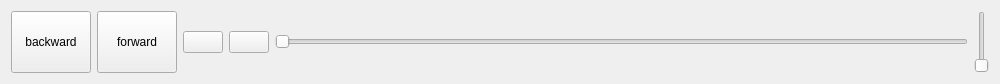
Above: control.ui from lcx-0504/UserInterfaceCoursework before the change. Below: the same form after it.
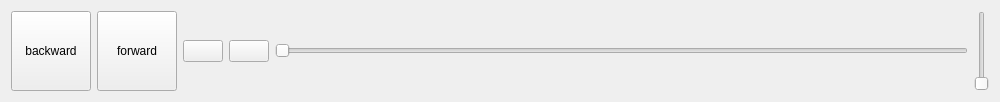
That is the form after the change. Icons and pictures are not drawn.

Patch:
```diff
--- a/control.ui
+++ b/control.ui
@@ -7,11 +7,11 @@
     <x>0</x>
     <y>0</y>
     <width>1000</width>
-    <height>84</height>
+    <height>102</height>
    </rect>
   </property>
   <property name="sizePolicy">
-   <sizepolicy hsizetype="Expanding" vsizetype="Preferred">
+   <sizepolicy hsizetype="Expanding" vsizetype="Fixed">
     <horstretch>0</horstretch>
     <verstretch>0</verstretch>
    </sizepolicy>
```
